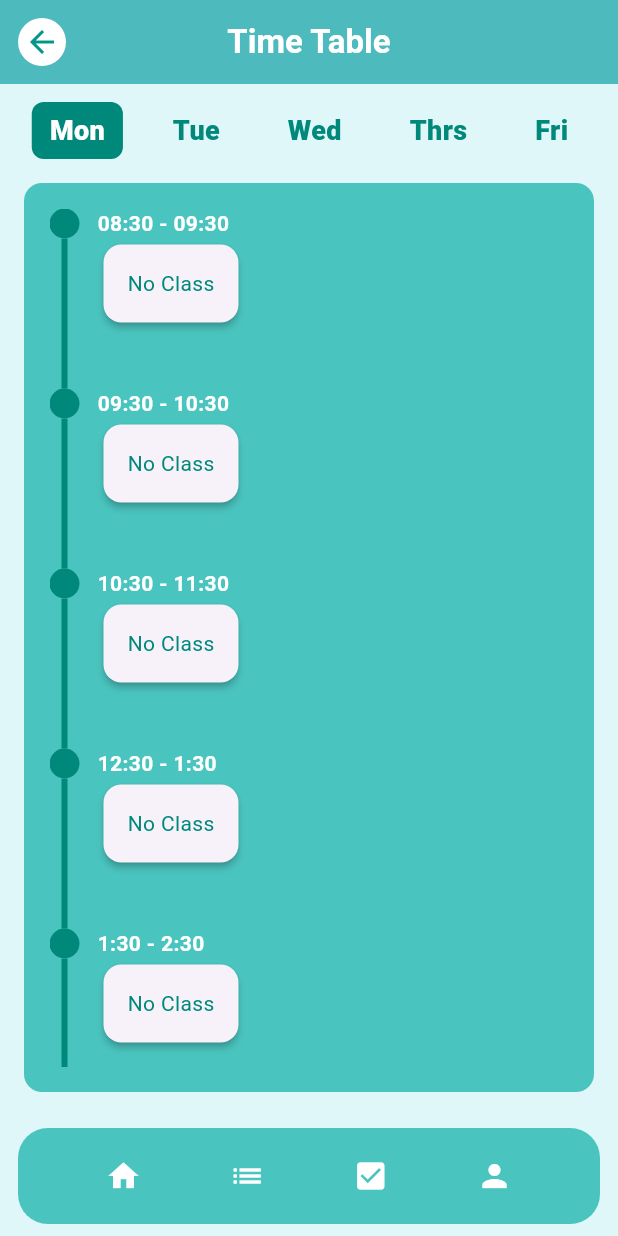
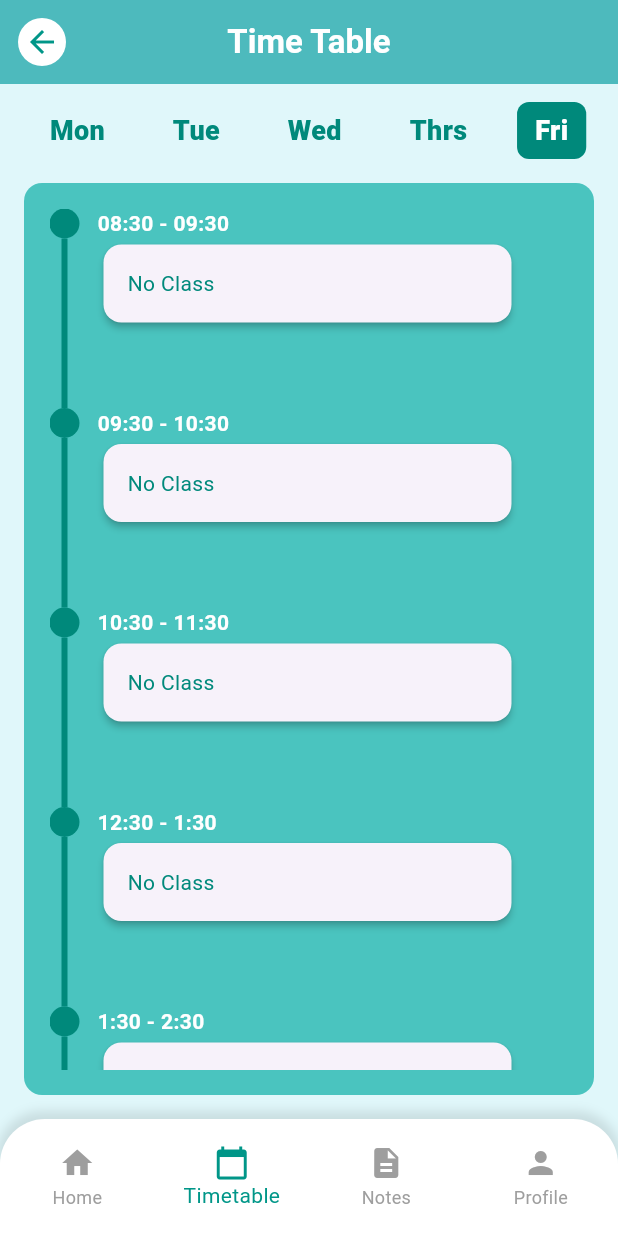
Before and after one commit to kyawnaing19/shweeshaungDaily, a Flutter app: the TimeTablePage screen opened directly, on a phone screen of 412 x 824 dp. Run offline on Flutter 3.47's test engine with Material 3 defaults, Android fonts, the phone set to English and light mode, and no system bars; our stand-ins replace dotted_border, dropdown_button2, google_fonts, shared_preferences; accounts and stored records are empty.

Commit message:
update timetable function and modify bottom nav bar

```diff
--- a/lib/main.dart
+++ b/lib/main.dart
@@ -3,7 +3,9 @@ import 'package:provider/provider.dart';
 import 'package:shweeshaungdaily/view_models/StartupViewModel.dart';
 import 'package:shweeshaungdaily/view_models/auth_viewmodel.dart';
 import 'package:shweeshaungdaily/view_models/reg_viewmodel.dart';
+import 'package:shweeshaungdaily/views/Home.dart';
 import 'package:shweeshaungdaily/views/loading.dart';
+import 'package:shweeshaungdaily/views/timetablepage.dart';
 
 void main() async {
   WidgetsFlutterBinding.ensureInitialized();
@@ -34,6 +36,12 @@ class MyApp extends StatelessWidget {
                 theme: ThemeData(primarySwatch: Colors.blue),
                 debugShowCheckedModeBanner: false,
                 home: const LoadingPage(),
+                routes: {
+                  '/home': (context) => HomePage(),
+                  '/timetable': (context) => TimeTablePage(),
+                  // '/notes': (context) => NotesPage(),
+                  // '/profile': (context) => ProfilePage(),
+                },
               ),
             ),
           ),
--- a/lib/views/bottomNavBar.dart
+++ b/lib/views/bottomNavBar.dart
@@ -33,18 +33,20 @@ class CustomBottomNavBar extends StatelessWidget {
         unselectedItemColor: Colors.grey,
         currentIndex: selectedIndex,
         onTap: (index) {
+          handleNavigation(context, index);
           onItemTapped(index);
-          // Navigation logic can be handled here if you want to centralize it
-          // For now, just call the callback
         },
         type: BottomNavigationBarType.fixed,
         items: const <BottomNavigationBarItem>[
           BottomNavigationBarItem(icon: Icon(Icons.home), label: 'Home'),
           BottomNavigationBarItem(
+            icon: Icon(Icons.calendar_today),
+            label: 'Timetable',
+          ),
+          BottomNavigationBarItem(
             icon: Icon(Icons.description),
             label: 'Notes',
           ),
-          BottomNavigationBarItem(icon: Icon(Icons.check_box), label: 'Tasks'),
           BottomNavigationBarItem(icon: Icon(Icons.person), label: 'Profile'),
         ],
       ),
@@ -55,17 +57,17 @@ class CustomBottomNavBar extends StatelessWidget {
   static void handleNavigation(BuildContext context, int index) {
     switch (index) {
       case 0:
-        // Navigate to Home
+        Navigator.pushReplacementNamed(context, '/home');
         break;
       case 1:
-        // Navigate to Notes/Description
+        Navigator.pushReplacementNamed(context, '/timetable');
         break;
-      case 2:
-        // Navigate to Checkbox/Tasks
-        break;
-      case 3:
-        // Navigate to Profile
-        break;
+      // case 2:
+      //   Navigator.pushReplacementNamed(context, '/notes');
+      //   break;
+      // case 3:
+      //   Navigator.pushReplacementNamed(context, '/profile');
+      //   break;
     }
   }
 }
--- a/lib/views/timetablepage.dart
+++ b/lib/views/timetablepage.dart
@@ -2,6 +2,7 @@ import 'package:flutter/material.dart';
 import 'package:shweeshaungdaily/colors.dart';
 import 'package:shared_preferences/shared_preferences.dart';
 import 'dart:convert';
+import 'package:shweeshaungdaily/views/bottomNavBar.dart';
 
 class TimeTablePage extends StatefulWidget {
   final EdgeInsetsGeometry timelinePadding;
@@ -19,6 +20,7 @@ class _TimeTablePageState extends State<TimeTablePage> {
   final List<String> days = const ['Mon', 'Tue', 'Wed', 'Thrs', 'Fri'];
   int selectedDay = 0;
 
+  // Define period times for each period number
   final Map<int, String> periodTimes = {
     1: '08:30 - 09:30',
     2: '09:30 - 10:30',
@@ -28,11 +30,19 @@ class _TimeTablePageState extends State<TimeTablePage> {
     6: '2:30 - 03:30',
   };
 
-  Map<String, Map<int, dynamic>> timetableData = {};
+  Map<String, Map<int, dynamic>> timetableData = {}; // day -> period -> info
 
   @override
   void initState() {
     super.initState();
+    // Set selectedDay based on current weekday
+    final now = DateTime.now();
+    // DateTime.weekday: Monday=1, ..., Friday=5, Saturday=6, Sunday=7
+    if (now.weekday == 6 || now.weekday == 7) {
+      selectedDay = 0; // Mon
+    } else {
+      selectedDay = now.weekday - 1; // Mon=0, Tue=1, ..., Fri=4
+    }
     loadTimetableData();
   }
 
@@ -50,22 +60,26 @@ class _TimeTablePageState extends State<TimeTablePage> {
             ),
           ),
         );
-        print('timetableData loaded: $timetableData');
       });
     }
   }
 
   Widget buildClassCard(dynamic periodData) {
     if (periodData == null) {
-      return Card(
+      return SizedBox(
+        width: 280, // Set your desired width here
+        child: Card(
           elevation: 2,
           child: Padding(
             padding: const EdgeInsets.all(16.0),
             child: Text('No Class', style: TextStyle(color: kPrimaryDarkColor)),
           ),
+        ),
       );
     }
-    return Card(
+    return SizedBox(
+      width: 280, // Set your desired width here
+      child: Card(
         elevation: 4,
         shadowColor: kShadowColor,
         shape: RoundedRectangleBorder(borderRadius: BorderRadius.circular(12)),
@@ -95,6 +109,7 @@ class _TimeTablePageState extends State<TimeTablePage> {
             ],
           ),
         ),
+      ),
     );
   }
 
@@ -102,6 +117,7 @@ class _TimeTablePageState extends State<TimeTablePage> {
     return Row(
       crossAxisAlignment: CrossAxisAlignment.start,
       children: [
+        // Timeline
         Column(
           children: [
             Container(
@@ -112,10 +128,11 @@ class _TimeTablePageState extends State<TimeTablePage> {
                 color: kPrimaryDarkColor,
               ),
             ),
-            Container(width: 4, height: 100, color: kPrimaryDarkColor),
+            Container(width: 4, height: 113, color: kPrimaryDarkColor),
           ],
         ),
         const SizedBox(width: 12),
+        // Card
         Expanded(
           child: Column(
             crossAxisAlignment: CrossAxisAlignment.start,
@@ -140,6 +157,8 @@ class _TimeTablePageState extends State<TimeTablePage> {
     final dayNames = ['Monday', 'Tuesday', 'Wednesday', 'Thursday', 'Friday'];
     final selectedDayName = dayNames[selectedDay];
     final periods = timetableData[selectedDayName] ?? {};
+
+    // Only show periods 1,2,3,5,6,7 (skip 4)
     final periodNumbers = [1, 2, 3, 4, 5, 6];
 
     return Scaffold(
@@ -163,6 +182,7 @@ class _TimeTablePageState extends State<TimeTablePage> {
       body: Column(
         children: [
           const SizedBox(height: 12),
+          // Day selector
           Row(
             mainAxisAlignment: MainAxisAlignment.spaceEvenly,
             children: List.generate(days.length, (index) {
@@ -195,6 +215,7 @@ class _TimeTablePageState extends State<TimeTablePage> {
             }),
           ),
           const SizedBox(height: 16),
+          // Timeline area for selected day
           Expanded(
             child: Container(
               margin: const EdgeInsets.symmetric(horizontal: 16),
@@ -204,33 +225,32 @@ class _TimeTablePageState extends State<TimeTablePage> {
                 borderRadius: BorderRadius.circular(12),
               ),
               child: ListView(
-                children: periodNumbers.map((period) {
-                  final periodData = periods[period]; // ✅ fixed line
+                children:
+                    periodNumbers.map((period) {
+                      final periodData = periods[period]; // <-- FIXED HERE
                       return buildTimelineItem(period, periodData);
                     }).toList(),
               ),
             ),
           ),
           const SizedBox(height: 16),
-          Container(
-            height: 64,
-            margin: const EdgeInsets.symmetric(horizontal: 12, vertical: 8),
-            decoration: BoxDecoration(
-              color: kAccentColor,
-              borderRadius: BorderRadius.circular(20),
-            ),
-            child: Row(
-              mainAxisAlignment: MainAxisAlignment.spaceEvenly,
-              children: const [
-                Icon(Icons.home, color: Colors.white),
-                Icon(Icons.list, color: Colors.white),
-                Icon(Icons.check_box, color: Colors.white),
-                Icon(Icons.person, color: Colors.white),
+          // Bottom nav bar
         ],
       ),
-          ),
-        ],
+      // Add the bottomNavigationBar property here
+      bottomNavigationBar: CustomBottomNavBar(
+        selectedIndex: _selectedIndex,
+        onItemTapped: _onItemTapped,
       ),
     );
   }
+
+  int _selectedIndex = 1; // 1 for Timetable, 0 for Home, etc.
+
+  void _onItemTapped(int index) {
+    setState(() {
+      _selectedIndex = index;
+    });
+    // Navigation is handled in CustomBottomNavBar.handleNavigation
   }
+}
```
Lines whose indentation alone changed are shown as unchanged.
